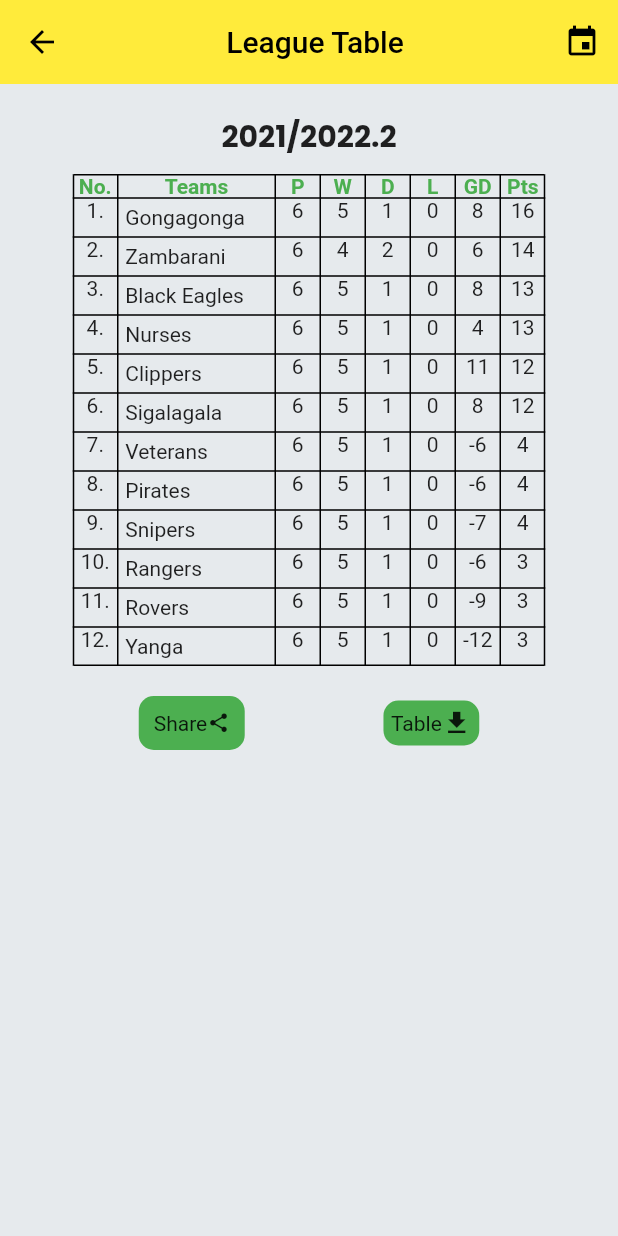
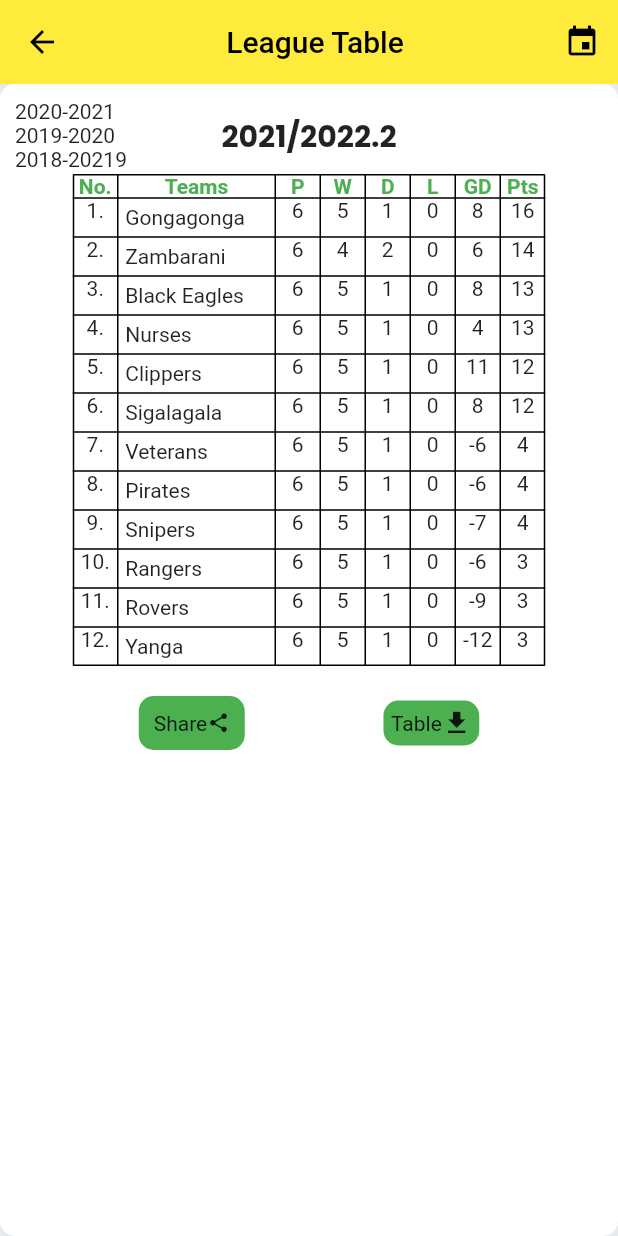
Before and after one commit to JohnM-Kahura/Baraton-Premeir-League, a Flutter app: the BPLTable screen opened directly, after a tap on the "event" icon, on a phone screen of 412 x 824 dp. Run offline on Flutter 3.47's test engine with Material 2 defaults, Android fonts, the phone set to English and light mode, and no system bars; drawn by our look-alikes of screenshot; our stand-ins replace google_fonts, image_gallery_saver, permission_handler, share_plus.

Commit message:
show table list

```diff
--- a/lib/pages/table.dart
+++ b/lib/pages/table.dart
@@ -26,18 +26,17 @@ class _BPLTableState extends State<BPLTable> {
         .replaceAll(':', '-');
     final name = 'BPL_Table$time';
     final result = await ImageGallerySaver.saveImage(bytes, name: name);
-    bool isSuccess= result['isSuccess'];
+    bool isSuccess = result['isSuccess'];
     // test async suspension issue
     print(isSuccess);
     return result['filePath'];
-
   }
 
   Future saveAndShare(Uint8List bytes) async {
     final directory = await getApplicationDocumentsDirectory();
     final image = File('$directory/BPL-Table.png');
     image.writeAsBytes(bytes);
-    await Share.shareFiles([image.path],text: 'Baraton premeir league table');
+    await Share.shareFiles([image.path], text: 'Baraton premeir league table');
   }
 
   @override
@@ -60,7 +59,24 @@ class _BPLTableState extends State<BPLTable> {
             ),
           ],
         ),
-        body: Column(
+        body: Stack(
+          children: [
+            if (showPreviousTables)
+              Container(
+                padding: const EdgeInsets.all(10),
+                decoration: BoxDecoration(
+                  color: Colors.white,
+                  borderRadius: BorderRadius.circular(10),
+                ),
+                child: ListView(
+                  children:const  [
+                    InkWell(child: Text('2020-2021')),
+                    InkWell(child: Text('2019-2020')),
+                    InkWell(child: Text('2018-20219')),
+                  ],
+                ),
+              ),
+            Column(
               children: [
                 Padding(
                   padding: const EdgeInsets.only(top: 20.0, bottom: 10),
@@ -80,8 +96,8 @@ class _BPLTableState extends State<BPLTable> {
                   children: [
                     InkWell(
                       onTap: () async {
-                    final image =
-                        await controller.captureFromWidget(const customTable());
+                        final image = await controller
+                            .captureFromWidget(const customTable());
                         saveAndShare(image);
                       },
                       child: Container(
@@ -104,8 +120,8 @@ class _BPLTableState extends State<BPLTable> {
                     ),
                     InkWell(
                       onTap: () async {
-                    final image =
-                        await controller.captureFromWidget(const customTable());
+                        final image = await controller
+                            .captureFromWidget(const customTable());
 
                         await saveImage(image);
                       },
@@ -127,6 +143,8 @@ class _BPLTableState extends State<BPLTable> {
                     ),
                   ],
                 )
+              ],
+            ),
           ],
         ),
       ),
```
Lines whose indentation alone changed are shown as unchanged.
